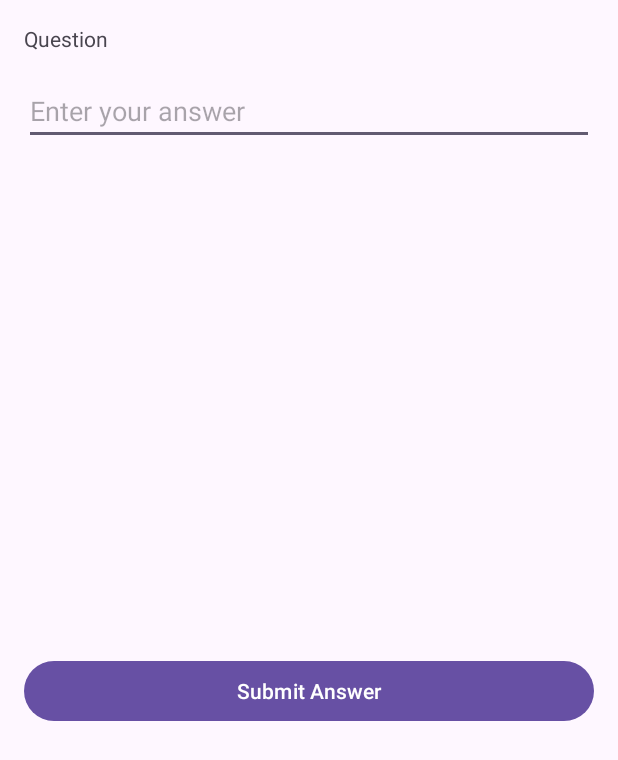
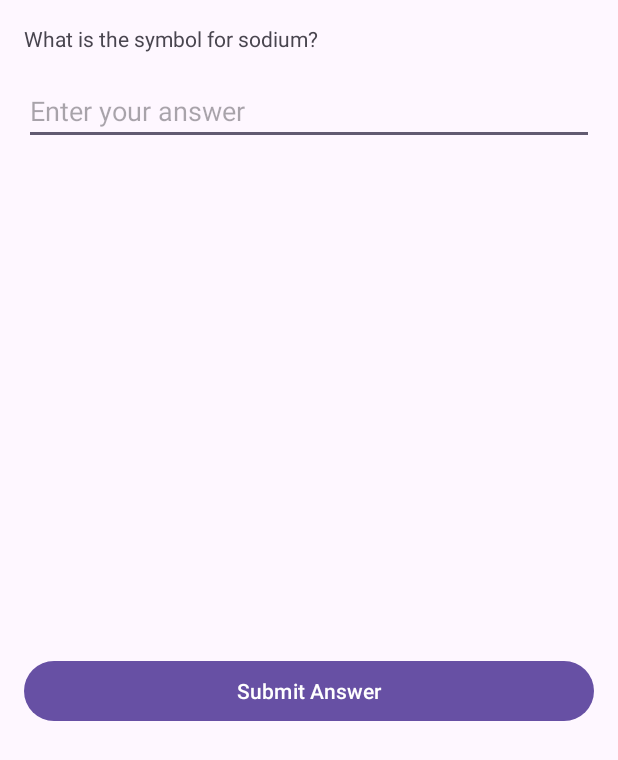
Before and after one commit to Nafis-Foysal-Ashik/SWE_Project, an Android app: the ChemistryActivity screen opened directly, with no data from a screen before it, on a phone screen of 412 x 824 dp. Shown: the top 760 px of the screen. Run offline under Robolectric (Android 15) with nearby library versions, the phone set to English and light mode, and no system bars.

Commit message:
Nafis added chemistry.class file

```diff
--- a/app/src/main/java/com/example/study/ChemistryActivity.java
+++ b/app/src/main/java/com/example/study/ChemistryActivity.java
@@ -1,103 +1,82 @@
 package com.example.study;
 
 import android.os.Bundle;
+import android.text.TextUtils;
 import android.view.View;
 import android.widget.Button;
 import android.widget.EditText;
+import android.widget.TextView;
 import android.widget.Toast;
 
 import androidx.appcompat.app.AppCompatActivity;
 
 public class ChemistryActivity extends AppCompatActivity {
 
-    private EditText[] editTexts;
-    private Button[] buttons;
-    private Question[] questions;
+    private TextView questionText;
+    private EditText answerEditText;
+    private Button submitButton;
+
+    private final String[] questions = {
+            "What is the symbol for sodium?",
+            "What is the basic unit of mass in the SI system?",
+            "What is the process of converting a gas into a liquid?",
+            "Which of the following is an alkali metal?",
+            "What is the formula for water?"
+    };
+
+    private final String[] answers = {
+            "Na",  // Case-insensitive matching
+            "gram", // Case-insensitive matching
+            "condensation",
+            "lithium",
+            "H2O"
+    };
+
+    private int currentQuestionIndex = 0;
 
     @Override
     protected void onCreate(Bundle savedInstanceState) {
         super.onCreate(savedInstanceState);
-        setContentView(R.layout.activity_chemistry);
+        setContentView(R.layout.activity_chemistry); // Set the layout
 
-        // Initialize EditTexts and Buttons
-        editTexts = new EditText[]{
-                findViewById(R.id.edt1),
-                findViewById(R.id.edt2),
-                findViewById(R.id.edt3),
-                findViewById(R.id.edt4),
-                findViewById(R.id.edt5)
-        };
-        buttons = new Button[]{
-                findViewById(R.id.s1b),
-                findViewById(R.id.s2b),
-                findViewById(R.id.s3b),
-                findViewById(R.id.s4b),
-                findViewById(R.id.s5b)
-        };
+        questionText = findViewById(R.id.question_text);
+        answerEditText = findViewById(R.id.answer_edit_text);
+        submitButton = findViewById(R.id.submit_button);
 
-        // Initialize Questions
-        questions = new Question[]{
-                new Question1(),
-                new Question2(),
-                new Question3(),
-                new Question4(),
-                new Question5()
-        };
+        displayQuestion(currentQuestionIndex);
 
-        // Set click listeners for each button
-        for (int i = 0; i < buttons.length; i++) {
-            final int index = i;
-            buttons[i].setOnClickListener(new View.OnClickListener() {
-                @Override
-                public void onClick(View v) {
-                    String answer = editTexts[index].getText().toString();
-                    boolean isCorrect = questions[index].checkAnswer(answer);
-                    if (isCorrect) {
-                        Toast.makeText(ChemistryActivity.this, "Congratulations! Your answer is correct", Toast.LENGTH_SHORT).show();
-                    } else {
-                        Toast.makeText(ChemistryActivity.this, "Sorry, your answer is wrong", Toast.LENGTH_SHORT).show();
-                    }
+        submitButton.setOnClickListener(new View.OnClickListener() {
+            @Override
+            public void onClick(View v) {
+                String userAnswer = answerEditText.getText().toString().trim();
+                if (TextUtils.isEmpty(userAnswer)) {
+                    Toast.makeText(ChemistryActivity.this, "Please enter your answer.", Toast.LENGTH_SHORT).show();
+                    return;
                 }
-            });
-        }
+
+                // Check answer (case-insensitive)
+                String lowerCaseUserAnswer = userAnswer.toLowerCase();
+                if (lowerCaseUserAnswer.equals(answers[currentQuestionIndex].toLowerCase())) {
+                    Toast.makeText(ChemistryActivity.this, "Correct!", Toast.LENGTH_SHORT).show();
+                } else {
+                    Toast.makeText(ChemistryActivity.this, "Incorrect. The answer is " + answers[currentQuestionIndex], Toast.LENGTH_SHORT).show();
+                }
+
+                // Check if it's the last question
+                if (currentQuestionIndex == questions.length - 1) {
+                    // End of quiz
+                    Toast.makeText(ChemistryActivity.this, "Quiz completed!", Toast.LENGTH_SHORT).show();
+                } else {
+                    // Move to next question
+                    currentQuestionIndex++;
+                    displayQuestion(currentQuestionIndex);
+                    answerEditText.setText(""); // Clear answer field for next question
+                }
+            }
+        });
     }
 
-    public interface Question {
-        boolean checkAnswer(String answer);
-    }
-
-    static class Question1 implements Question {
-        @Override
-        public boolean checkAnswer(String answer) {
-            return answer.equalsIgnoreCase("H2O");
-        }
-    }
-
-    static class Question2 implements Question {
-        @Override
-        public boolean checkAnswer(String answer) {
-            return answer.equalsIgnoreCase("6");
-        }
-    }
-
-    static class Question3 implements Question {
-        @Override
-        public boolean checkAnswer(String answer) {
-            return answer.equalsIgnoreCase("Au");
-        }
-    }
-
-    static class Question4 implements Question {
-        @Override
-        public boolean checkAnswer(String answer) {
-            return answer.equalsIgnoreCase("7");
-        }
-    }
-
-    static class Question5 implements Question {
-        @Override
-        public boolean checkAnswer(String answer) {
-            return answer.equalsIgnoreCase("50");
-        }
+    private void displayQuestion(int index) {
+        questionText.setText(questions[index]);
     }
 }
```
